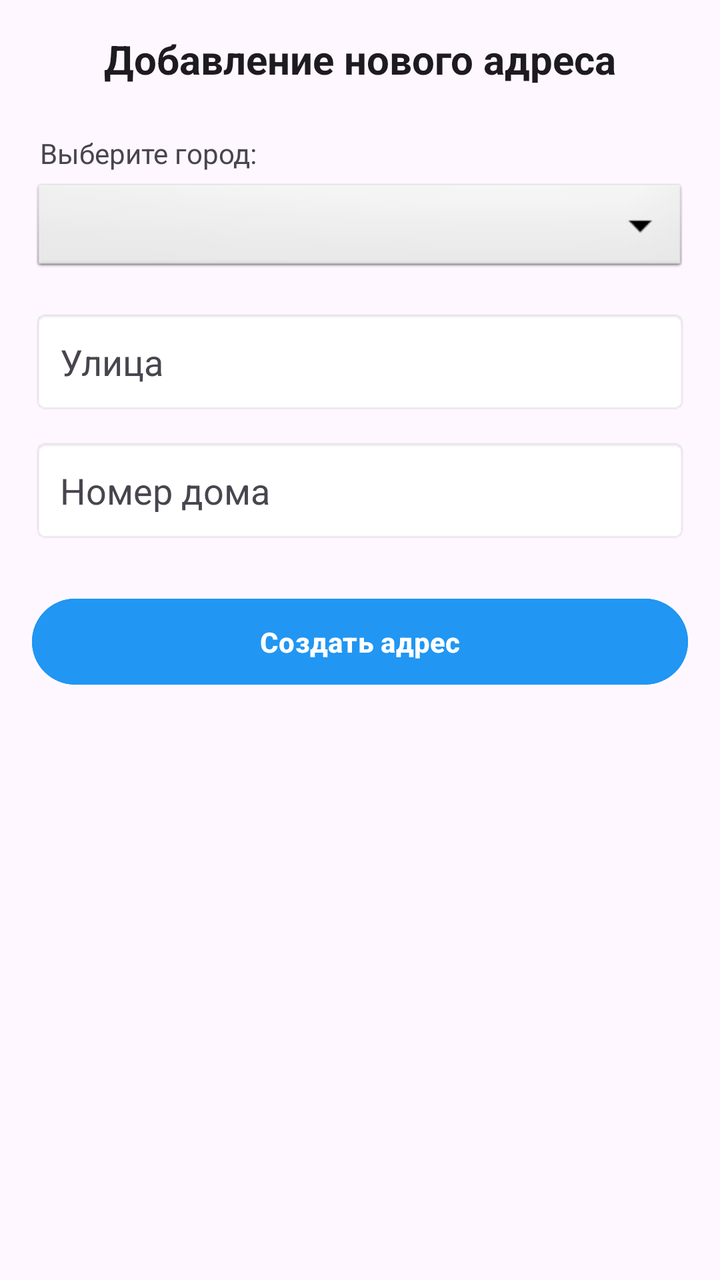
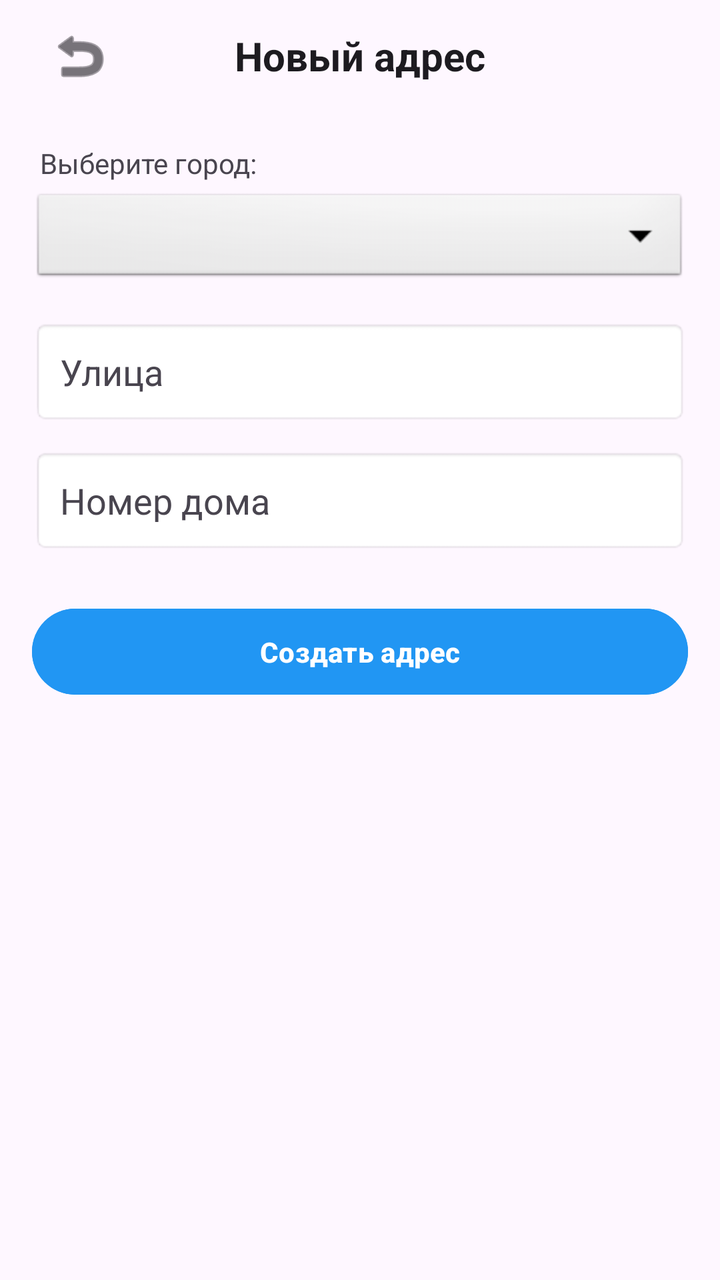

Two renders of the same Android screen: before a commit and after it. Below are the layout's source before the change and the commit's diff.
<!-- AndroidManifest.xml: application theme Theme.BaseHome -->
<!-- res/layout/activity_add_address.xml -->
<?xml version="1.0" encoding="utf-8"?>
<LinearLayout xmlns:android="http://schemas.android.com/apk/res/android"
    android:layout_width="match_parent"
    android:layout_height="match_parent"
    android:orientation="vertical"
    android:padding="16dp"
    android:background="?android:attr/windowBackground">

    <TextView
        android:id="@+id/tvAddTitle"
        android:layout_width="match_parent"
        android:layout_height="wrap_content"
        android:text="Добавление нового адреса"
        android:textSize="20sp"
        android:textStyle="bold"
        android:textColor="?android:attr/textColorPrimary"
        android:layout_marginBottom="24dp"
        android:gravity="center" />

    <TextView
        android:layout_width="match_parent"
        android:layout_height="wrap_content"
        android:text="Выберите город:"
        android:textSize="14sp"
        android:textColor="?android:attr/textColorSecondary"
        android:layout_marginBottom="4dp"
        android:layout_marginStart="4dp"/>

    <Spinner
        android:id="@+id/spinnerCity"
        android:layout_width="match_parent"
        android:layout_height="wrap_content"
        android:layout_marginBottom="16dp"
        android:padding="12dp"
        android:background="@android:drawable/btn_dropdown"
        android:spinnerMode="dropdown" />

    <EditText
        android:id="@+id/etStreet"
        android:layout_width="match_parent"
        android:layout_height="wrap_content"
        android:hint="Улица"
        android:padding="14dp"
        android:layout_marginBottom="12dp"
        android:textColor="?android:attr/textColorPrimary"
        android:textColorHint="?android:attr/textColorSecondary"
        android:background="@android:drawable/editbox_background"
        android:inputType="textCapSentences" />

    <EditText
        android:id="@+id/etHouse"
        android:layout_width="match_parent"
        android:layout_height="wrap_content"
        android:hint="Номер дома"
        android:padding="14dp"
        android:layout_marginBottom="24dp"
        android:textColor="?android:attr/textColorPrimary"
        android:textColorHint="?android:attr/textColorSecondary"
        android:background="@android:drawable/editbox_background"
        android:inputType="textCapSentences" />

    <Button
        android:id="@+id/btnSave"
        android:layout_width="match_parent"
        android:layout_height="wrap_content"
        android:text="Создать адрес"
        android:backgroundTint="#2196F3"
        android:textColor="@android:color/white"
        android:padding="12dp"
        android:textStyle="bold" />

</LinearLayout>
<!-- resources referenced by this layout -->
<resources>
  <style name="Theme.BaseHome" parent="Base.Theme.BaseHome" />
  <style name="Base.Theme.BaseHome" parent="Theme.Material3.DayNight.NoActionBar">
          
          
      </style>
</resources>

<!-- the commit's change to res/layout/activity_add_address.xml (unified diff, before → after) -->
@@ -1,72 +1,94 @@
 <?xml version="1.0" encoding="utf-8"?>
 <LinearLayout xmlns:android="http://schemas.android.com/apk/res/android"
+    xmlns:app="http://schemas.android.com/apk/res-auto"
     android:layout_width="match_parent"
     android:layout_height="match_parent"
     android:orientation="vertical"
-    android:padding="16dp"
-    android:background="?android:attr/windowBackground">
+    android:background="?android:attr/windowBackground"
+    android:fitsSystemWindows="true">
 
-    <TextView
-        android:id="@+id/tvAddTitle"
+    
+    <RelativeLayout
+        android:layout_width="match_parent"
+        android:layout_height="56dp"
+        android:paddingHorizontal="16dp">
+
+        <ImageButton
+            android:id="@+id/btnBackAddAddress"
+            android:layout_width="48dp"
+            android:layout_height="48dp"
+            android:layout_centerVertical="true"
+            android:background="?android:attr/selectableItemBackgroundBorderless"
+            android:src="@android:drawable/ic_menu_revert"
+            app:tint="?android:attr/textColorPrimary" />
+
+        <TextView
+            android:layout_width="wrap_content"
+            android:layout_height="wrap_content"
+            android:layout_centerInParent="true"
+            android:text="Новый адрес"
+            android:textSize="20sp"
+            android:textStyle="bold"
+            android:textColor="?android:attr/textColorPrimary" />
+    </RelativeLayout>
+
+    <LinearLayout
         android:layout_width="match_parent"
         android:layout_height="wrap_content"
-        android:text="Добавление нового адреса"
-        android:textSize="20sp"
-        android:textStyle="bold"
-        android:textColor="?android:attr/textColorPrimary"
-        android:layout_marginBottom="24dp"
-        android:gravity="center" />
+        android:orientation="vertical"
+        android:padding="16dp">
 
-    <TextView
-        android:layout_width="match_parent"
-        android:layout_height="wrap_content"
-        android:text="Выберите город:"
-        android:textSize="14sp"
-        android:textColor="?android:attr/textColorSecondary"
-        android:layout_marginBottom="4dp"
-        android:layout_marginStart="4dp"/>
+        <TextView
+            android:layout_width="match_parent"
+            android:layout_height="wrap_content"
+            android:text="Выберите город:"
+            android:textSize="14sp"
+            android:textColor="?android:attr/textColorSecondary"
+            android:layout_marginBottom="4dp"
+            android:layout_marginStart="4dp"/>
 
-    <Spinner
-        android:id="@+id/spinnerCity"
-        android:layout_width="match_parent"
-        android:layout_height="wrap_content"
-        android:layout_marginBottom="16dp"
-        android:padding="12dp"
-        android:background="@android:drawable/btn_dropdown"
-        android:spinnerMode="dropdown" />
+        <Spinner
+            android:id="@+id/spinnerCity"
+            android:layout_width="match_parent"
+            android:layout_height="wrap_content"
+            android:layout_marginBottom="16dp"
+            android:padding="12dp"
+            android:background="@android:drawable/btn_dropdown"
+            android:spinnerMode="dropdown" />
 
-    <EditText
-        android:id="@+id/etStreet"
-        android:layout_width="match_parent"
-        android:layout_height="wrap_content"
-        android:hint="Улица"
-        android:padding="14dp"
-        android:layout_marginBottom="12dp"
-        android:textColor="?android:attr/textColorPrimary"
-        android:textColorHint="?android:attr/textColorSecondary"
-        android:background="@android:drawable/editbox_background"
-        android:inputType="textCapSentences" />
+        <EditText
+            android:id="@+id/etStreet"
+            android:layout_width="match_parent"
+            android:layout_height="wrap_content"
+            android:hint="Улица"
+            android:padding="14dp"
+            android:layout_marginBottom="12dp"
+            android:textColor="?android:attr/textColorPrimary"
+            android:textColorHint="?android:attr/textColorSecondary"
+            android:background="@android:drawable/editbox_background"
+            android:inputType="textCapSentences" />
 
-    <EditText
-        android:id="@+id/etHouse"
-        android:layout_width="match_parent"
-        android:layout_height="wrap_content"
-        android:hint="Номер дома"
-        android:padding="14dp"
-        android:layout_marginBottom="24dp"
-        android:textColor="?android:attr/textColorPrimary"
-        android:textColorHint="?android:attr/textColorSecondary"
-        android:background="@android:drawable/editbox_background"
-        android:inputType="textCapSentences" />
+        <EditText
+            android:id="@+id/etHouse"
+            android:layout_width="match_parent"
+            android:layout_height="wrap_content"
+            android:hint="Номер дома"
+            android:padding="14dp"
+            android:layout_marginBottom="24dp"
+            android:textColor="?android:attr/textColorPrimary"
+            android:textColorHint="?android:attr/textColorSecondary"
+            android:background="@android:drawable/editbox_background"
+            android:inputType="textCapSentences" />
 
-    <Button
-        android:id="@+id/btnSave"
-        android:layout_width="match_parent"
-        android:layout_height="wrap_content"
-        android:text="Создать адрес"
-        android:backgroundTint="#2196F3"
-        android:textColor="@android:color/white"
-        android:padding="12dp"
-        android:textStyle="bold" />
+        <Button
+            android:id="@+id/btnSave"
+            android:layout_width="match_parent"
+            android:layout_height="wrap_content"
+            android:text="Создать адрес"
+            android:backgroundTint="#2196F3"
+            android:textColor="@android:color/white"
+            android:padding="12dp"
+            android:textStyle="bold" />
+    </LinearLayout>
 
 </LinearLayout>
